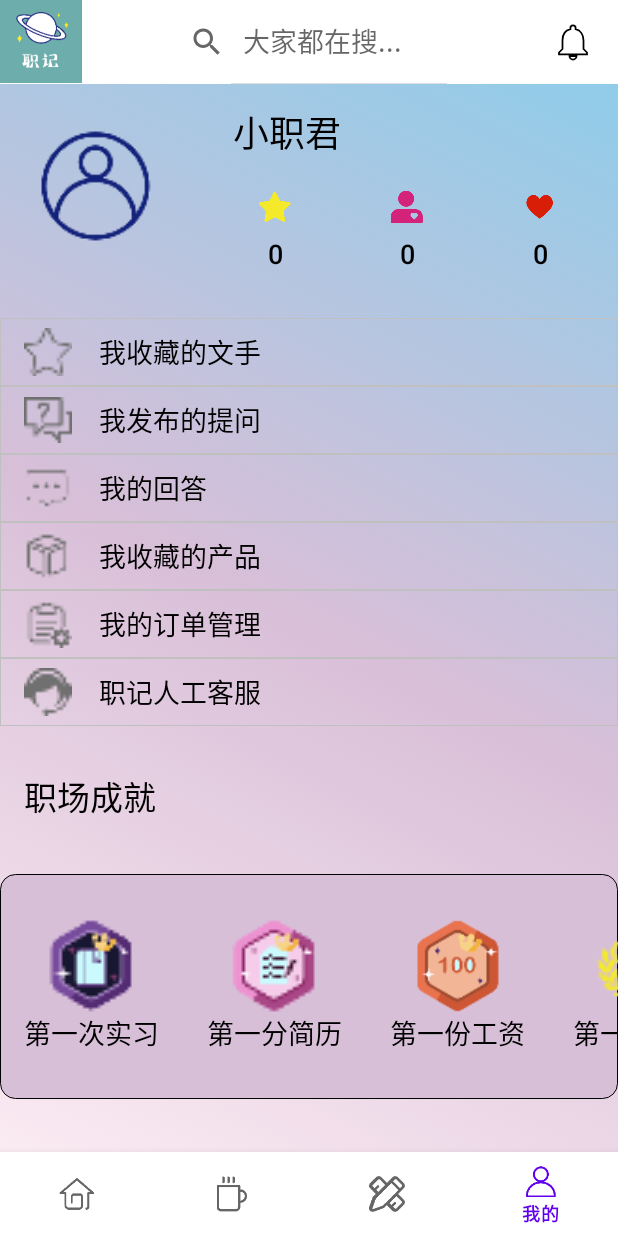
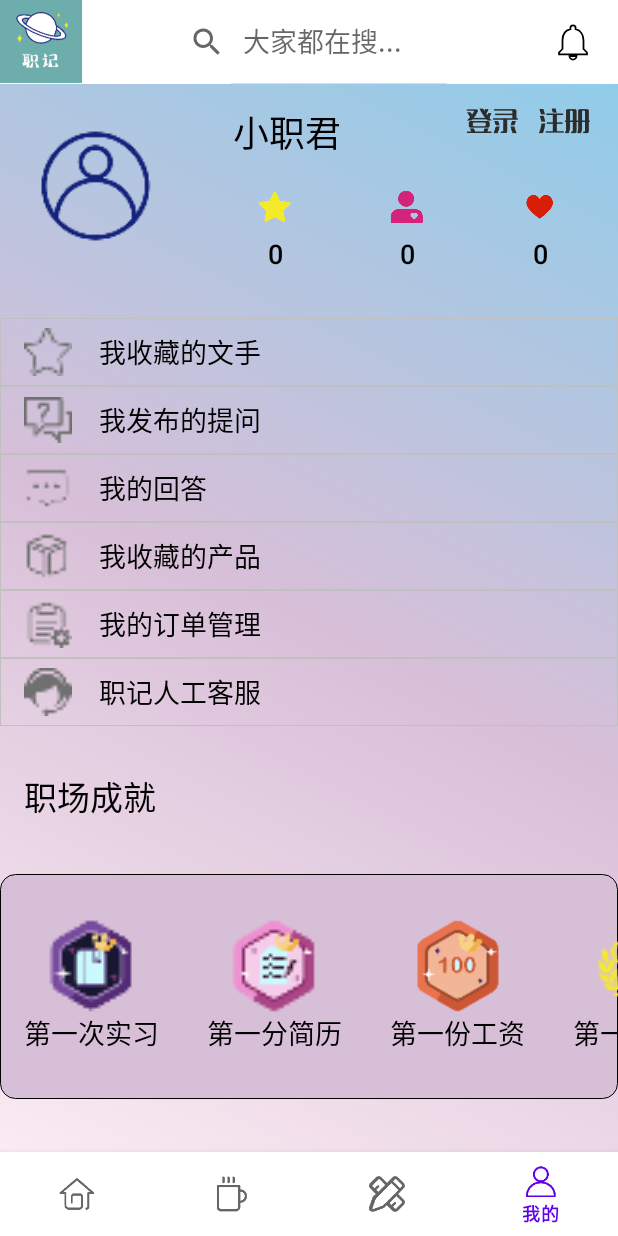
Before and after one commit to ohhobo/Zhiji, an Android app: the MakeFragment screen opened through its navigation route, item 4 of the bottom bar chosen, on a phone screen of 412 x 824 dp. Run offline under Robolectric (Android 15) with nearby library versions, the phone set to English and light mode, and no system bars; our stand-ins replace navigation-ui; libraries missing offline, so code that uses them is left out: com.youth.banner; network calls fail; pictures from the network do not load; 2 statements that could not run were skipped.

Commit message:
2021-12-7

```diff
--- a/app/src/main/java/com/sdu/zhiji/ui/make/MakeFragment.kt
+++ b/app/src/main/java/com/sdu/zhiji/ui/make/MakeFragment.kt
@@ -73,17 +73,22 @@ class MakeFragment : Fragment() {
         }
 
         //MBTI问卷
+        val intent_mbti=Intent(activity, mbti_MainActivity::class.java)
         val mbti:ImageView=root.findViewById(R.id.make_top_image)
         mbti.setOnClickListener{
-            val intent=Intent(activity, mbti_MainActivity::class.java)
-            startActivity(intent)
+            startActivity(intent_mbti)
+        }
+
+        val button_psychological_test:Button=root.findViewById(R.id.button_psychological_test)
+        button_psychological_test.setOnClickListener{
+            startActivity(intent_mbti)
         }
 
         //简历
         val button_resume = root.findViewById<Button>(R.id.button_resume)
         button_resume.setOnClickListener {
-            val intent = Intent(activity, ChatActivity::class.java)
-            startActivity(intent)
+            val intent_resume = Intent(activity, ChatActivity::class.java)
+            startActivity(intent_resume)
         }
 
         return root
--- a/app/src/main/java/com/sdu/zhiji/ui/mine/MineFragment.kt
+++ b/app/src/main/java/com/sdu/zhiji/ui/mine/MineFragment.kt
@@ -17,6 +17,7 @@ import androidx.recyclerview.widget.RecyclerView
 import com.sdu.zhiji.R
 import com.sdu.zhiji.SignStatus
 import com.sdu.zhiji.SigninActivity
+import com.sdu.zhiji.SignupActivity
 import com.sdu.zhiji.databinding.FragmentMineBinding
 
 class MineFragment : Fragment() {
@@ -79,17 +80,35 @@ class MineFragment : Fragment() {
         }
 
         //登录
+        val intent_signin = Intent(activity, SigninActivity::class.java)
         val button_signin = root.findViewById<ImageView>(R.id.mine_image_top1)
         button_signin.setOnClickListener {
             if (SignStatus.status == 1)
                 Toast.makeText(activity, "already sign in", Toast.LENGTH_SHORT)
             else {
-                val intent = Intent(activity, SigninActivity::class.java)
-                startActivity(intent)
+                startActivity(intent_signin)
             }
         }
 
+        val image_signin:ImageView=root.findViewById(R.id.image_signin)
+        image_signin.setOnClickListener {
+            if (SignStatus.status == 1)
+                Toast.makeText(activity, "already sign in", Toast.LENGTH_SHORT)
+            else {
+                startActivity(intent_signin)
+            }
+        }
 
+        //注册
+        val intent_signup = Intent(activity, SignupActivity::class.java)
+        val image_signup:ImageView=root.findViewById(R.id.image_signup)
+        image_signup.setOnClickListener {
+            if (SignStatus.status == 1)
+                Toast.makeText(activity, "already sign in", Toast.LENGTH_SHORT)
+            else {
+                startActivity(intent_signup)
+            }
+        }
 
 
         return root
--- a/app/src/main/res/layout/fragment_mine.xml
+++ b/app/src/main/res/layout/fragment_mine.xml
@@ -117,4 +117,28 @@
         app:layout_constraintTop_toTopOf="parent"
         app:layout_constraintVertical_bias="0.156" />
 
+    <ImageView
+        android:id="@+id/image_signin"
+        android:layout_width="wrap_content"
+        android:layout_height="wrap_content"
+        android:src="@drawable/signin"
+        app:layout_constraintBottom_toBottomOf="parent"
+        app:layout_constraintEnd_toEndOf="parent"
+        app:layout_constraintHorizontal_bias="0.827"
+        app:layout_constraintStart_toStartOf="parent"
+        app:layout_constraintTop_toTopOf="parent"
+        app:layout_constraintVertical_bias="0.087" />
+
+    <ImageView
+        android:id="@+id/image_signup"
+        android:layout_width="wrap_content"
+        android:layout_height="wrap_content"
+        android:src="@drawable/signup"
+        app:layout_constraintBottom_toBottomOf="parent"
+        app:layout_constraintEnd_toEndOf="parent"
+        app:layout_constraintHorizontal_bias="0.956"
+        app:layout_constraintStart_toStartOf="parent"
+        app:layout_constraintTop_toTopOf="parent"
+        app:layout_constraintVertical_bias="0.087" />
+
 </androidx.constraintlayout.widget.ConstraintLayout>
```
Also changed, not shown: app/src/main/res/drawable-xxhdpi/signin.png (added), app/src/main/res/drawable-xxhdpi/signup.png (added).
